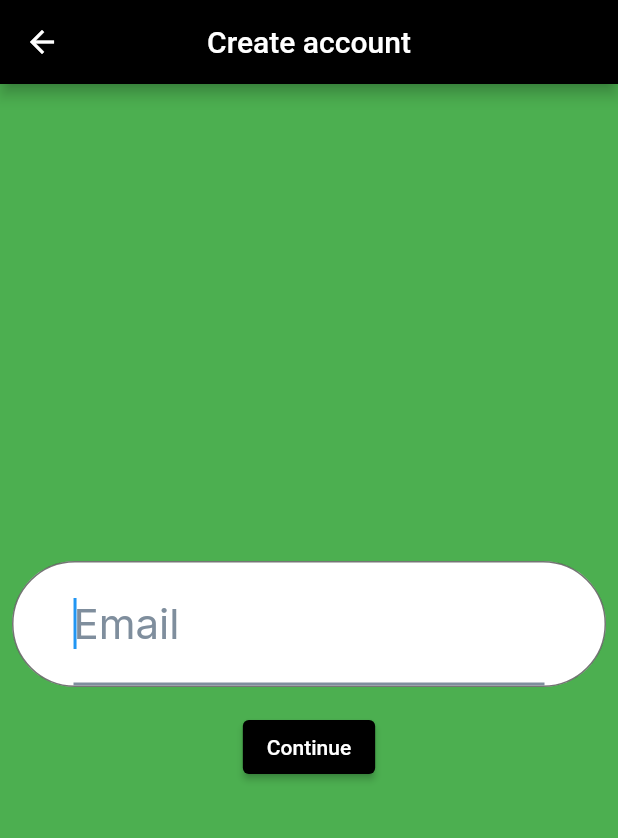
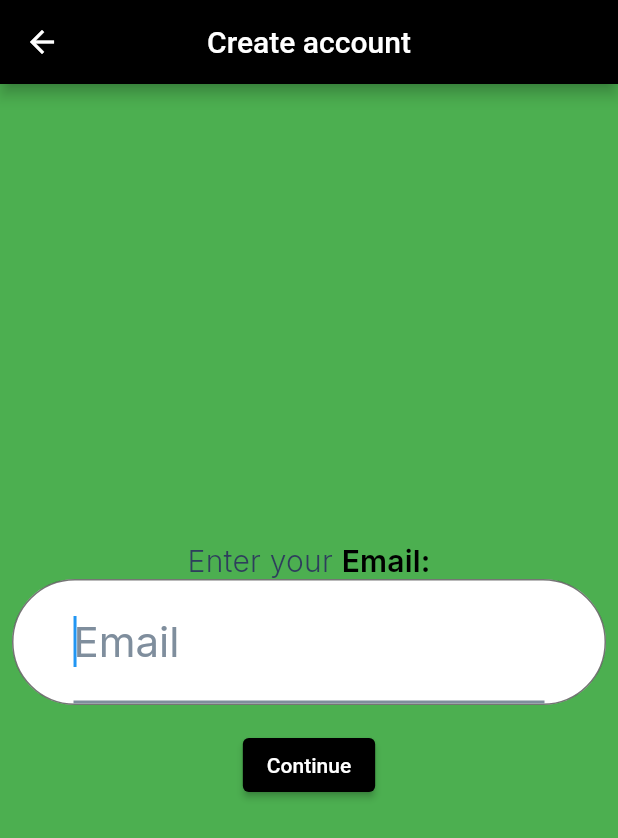
Before and after one commit to pcamelofreitas/blog_app_c, a Flutter app: the SignUpEmailScreen screen opened directly, on a phone screen of 412 x 824 dp. Shown: the top 838 px of the screen. Run offline on Flutter 3.47's test engine with Material 2 defaults, Android fonts, the phone set to English and light mode, and no system bars; our stand-ins replace camera, cloud_firestore, dio, firebase_auth, firebase_core, firebase_storage and 10 more; accounts and stored records are empty.

Commit message:
minor design changes

```diff
--- a/lib/src/auth/data/entities/user_entitiy.dart
+++ b/lib/src/auth/data/entities/user_entitiy.dart
@@ -12,7 +12,7 @@ class UserEntity with _$UserEntity {
     String? uid,
     String? name,
     String? email,
-    String? photoURL,
+    // String? photoURL,
     bool? emailVerified,
   }) = _UserEntity;
 
@@ -25,7 +25,7 @@ class UserEntity with _$UserEntity {
         uid: uid!,
         name: name != null ? name! : '',
         email: email!,
-        photoURL: photoURL != null ? photoURL! : '',
+        profilePicture: const Nothing(),
         emailVerified: emailVerified!,
       );
     } catch (e) {
--- a/lib/src/auth/domain/models/user_model.dart
+++ b/lib/src/auth/domain/models/user_model.dart
@@ -1,3 +1,6 @@
+import 'dart:io';
+
+import 'package:blog_app/src/shared/types/maybe.dart';
 import 'package:freezed_annotation/freezed_annotation.dart';
 part 'user_model.freezed.dart';
 
@@ -7,7 +10,7 @@ class UserModel with _$UserModel {
     required String uid,
     required String name,
     required String email,
-    required String photoURL,
+    required Maybe<File> profilePicture,
     required bool emailVerified,
   }) = _UserModel;
 }
--- a/lib/src/auth/presentation/dummies/signup/sign_up_confirm_password_screen.dart
+++ b/lib/src/auth/presentation/dummies/signup/sign_up_confirm_password_screen.dart
@@ -58,7 +58,8 @@ class _SignUpConfirmationPasswordScreen
             horizontal: SpacingTokens.giga,
           ),
           child: Column(
-            crossAxisAlignment: CrossAxisAlignment.start,
+            crossAxisAlignment: CrossAxisAlignment.center,
+            mainAxisAlignment: MainAxisAlignment.center,
             children: [
               const SizedBox(
                 height: SpacingTokens.mega,
--- a/lib/src/auth/presentation/dummies/signup/sign_up_email_screen.dart
+++ b/lib/src/auth/presentation/dummies/signup/sign_up_email_screen.dart
@@ -1,7 +1,9 @@
 import 'package:blog_app/src/auth/auth_providers.dart';
 import 'package:blog_app/src/auth/domain/usecase/signup/sign_up_usecase.dart';
+import 'package:blog_app/src/shared/design_system/tokens/color_tokens.dart';
 import 'package:blog_app/src/shared/design_system/tokens/spacing_tokens.dart';
 import 'package:blog_app/src/shared/presentation/form/validators.dart';
+import 'package:blog_app/src/shared/presentation/typography/capyba_social_text_style.dart';
 import 'package:blog_app/src/shared/presentation/widgets/appbars/capyba_social_appbar.dart';
 import 'package:blog_app/src/shared/presentation/widgets/flexible_scroll_container.dart';
 import 'package:blog_app/src/shared/presentation/widgets/text_field/capyba_social_text_field.dart';
@@ -45,10 +47,29 @@ class _SignUpEmailScreen extends ConsumerState<SignUpEmailScreen> {
         child: Padding(
           padding: const EdgeInsets.all(8),
           child: Column(
+            crossAxisAlignment: CrossAxisAlignment.center,
             mainAxisAlignment: MainAxisAlignment.center,
             children: [
               const SizedBox(
                 height: SpacingTokens.mega,
+              ),
+              RichText(
+                text: TextSpan(
+                  children: [
+                    TextSpan(
+                      text: "Enter your ",
+                      style: CapybaSocialTextStyle.headline7.style
+                          .copyWith(color: ColorTokens.neutralDark),
+                    ),
+                    TextSpan(
+                      text: "Email:",
+                      style: CapybaSocialTextStyle.headline6.weightBold.style
+                          .copyWith(
+                        color: ColorTokens.neutralDarkest,
+                      ),
+                    )
+                  ],
+                ),
               ),
               Container(
                 decoration: BoxDecoration(
```
Also changed, not shown: lib/src/shared/data/repositories/user_repository.dart (+82 -81 lines), pubspec.yaml (+14 -13 lines), lib/src/auth/data/entities/user_entitiy.freezed.dart, lib/src/auth/data/entities/user_entitiy.g.dart, lib/src/auth/domain/models/user_model.freezed.dart, pubspec.lock.
